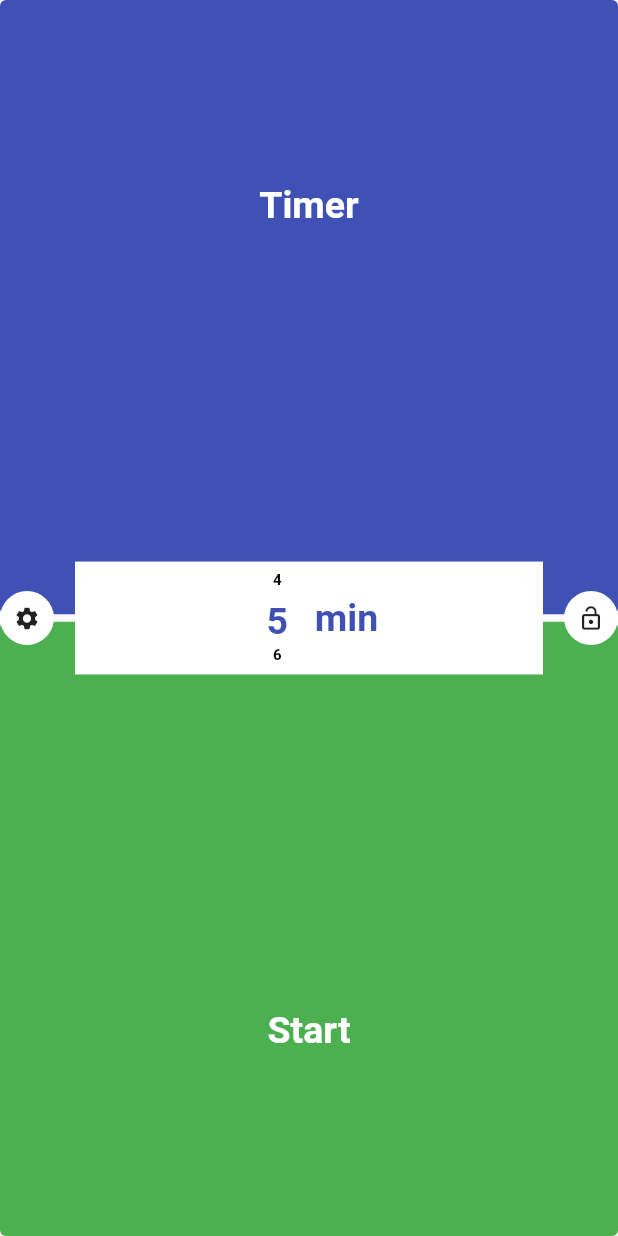
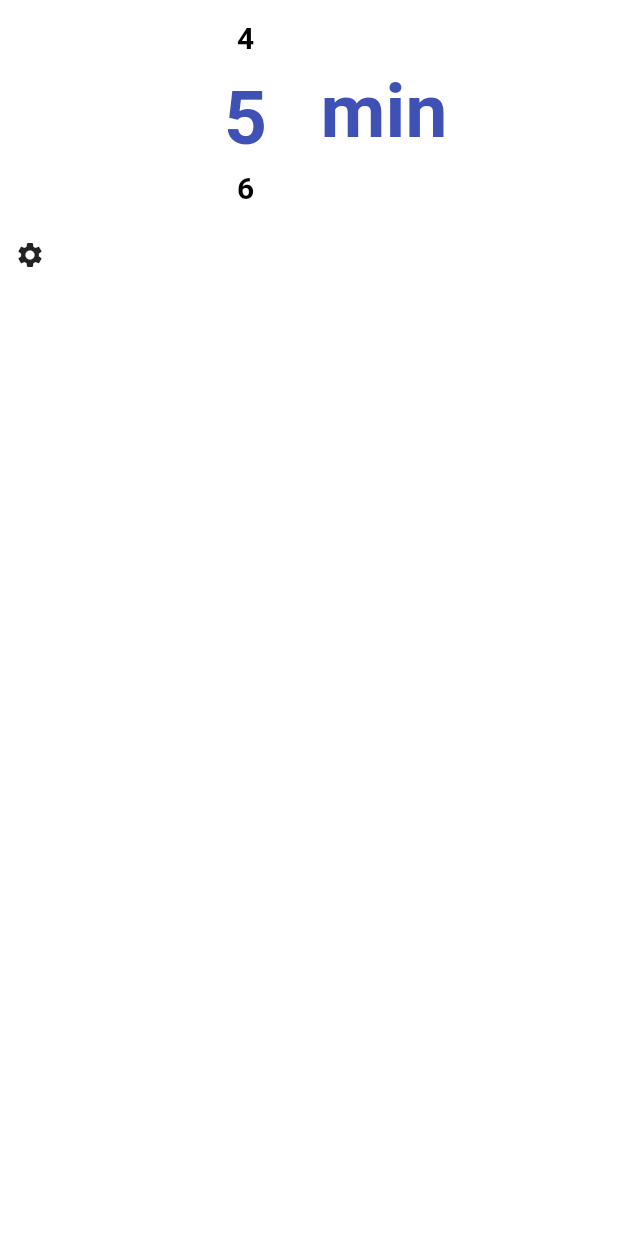
Before and after one commit to masus04/regatta-timer, a Flutter app: the screen it shows after launch, on a phone screen of 412 x 824 dp. Run offline on Flutter 3.47's test engine with Material 2 defaults, Android fonts, the phone set to English and light mode, and no system bars; drawn by our look-alikes of numberpicker; our stand-ins replace copy_with_extension, geolocator, google_fonts, hooks_riverpod, shared_preferences, vibration and 1 more; Roboto replaces fonts that are missing (Ubuntu).

Commit message:
Refactored Top & Bottom Buttons

```diff
--- a/lib/components/circular_icon_button.dart
+++ b/lib/components/circular_icon_button.dart
@@ -4,7 +4,9 @@ class CircularIconButton extends StatelessWidget {
   final IconData icon;
   final void Function() onPressed;
 
-  const CircularIconButton({super.key, required this.icon, required this.onPressed});
+  final double borderRadius;
+
+  const CircularIconButton({super.key, required this.icon, required this.onPressed, required this.borderRadius});
 
   @override
   Widget build(BuildContext context) {
@@ -13,15 +15,15 @@ class CircularIconButton extends StatelessWidget {
       child: Ink(
         decoration: ShapeDecoration(
           color: Colors.white,
-          shape: RoundedRectangleBorder(borderRadius: BorderRadius.circular(20)),
+          shape: RoundedRectangleBorder(borderRadius: BorderRadius.circular(borderRadius)),
         ),
         child: IconButton(
           icon: Icon(
             icon,
-            size: 18,
+            size: borderRadius,
           ),
           onPressed: onPressed,
-          constraints: BoxConstraints.tight(const Size.fromRadius(18)),
+          constraints: BoxConstraints.tight(Size.fromRadius(borderRadius)),
         ),
       ),
     );
--- a/lib/components/controls/lock_screen_button.dart
+++ b/lib/components/controls/lock_screen_button.dart
@@ -11,6 +11,7 @@ class LockScreenButton extends HookConsumerWidget {
     final isScreenLocked = ref.watch(appLockedProvider);
 
     return CircularIconButton(
+      borderRadius: 20,
       icon: isScreenLocked ? Icons.lock : Icons.lock_open,
       onPressed: onLockScreenPressed(context, ref),
     );
--- a/lib/components/controls/settings_button.dart
+++ b/lib/components/controls/settings_button.dart
@@ -2,13 +2,31 @@ import 'package:flutter/material.dart';
 import 'package:hooks_riverpod/hooks_riverpod.dart';
 import 'package:regatta_timer/components/circular_icon_button.dart';
 import 'package:regatta_timer/providers/app_view_provider.dart';
+import 'package:regatta_timer/providers/layout_provider.dart';
 
 class SettingsButton extends HookConsumerWidget {
   const SettingsButton({super.key});
 
   @override
   Widget build(BuildContext context, WidgetRef ref) {
+    switch (ref.watch(uiProvider).deviceType) {
+      case DeviceType.watch:
+        return const WatchSettingsButton();
+      case DeviceType.phone:
+        return const MobileSettingsButton();
+      case DeviceType.tablet:
+        return const MobileSettingsButton();
+    }
+  }
+}
+
+class WatchSettingsButton extends HookConsumerWidget {
+  const WatchSettingsButton({super.key});
+
+  @override
+  Widget build(BuildContext context, WidgetRef ref) {
     return CircularIconButton(
+      borderRadius: 20,
       icon: Icons.settings,
       onPressed: onSettingsPressed(context, ref),
     );
@@ -20,3 +38,22 @@ class SettingsButton extends HookConsumerWidget {
     };
   }
 }
+
+class MobileSettingsButton extends HookConsumerWidget {
+  const MobileSettingsButton({super.key});
+
+  @override
+  Widget build(BuildContext context, WidgetRef ref) {
+    return CircularIconButton(
+      borderRadius: 20,
+      icon: Icons.settings,
+      onPressed: onSettingsPressed(context, ref),
+    );
+  }
+
+  void Function() onSettingsPressed(BuildContext context, WidgetRef ref) {
+    return () {
+      ref.read(appViewProvider.notifier).enterSettingsState(context);
+    };
+  }
+}
--- a/lib/components/layouts/mobile_layout.dart
+++ b/lib/components/layouts/mobile_layouts/mobile_layout.dart
@@ -3,19 +3,28 @@ import 'package:hooks_riverpod/hooks_riverpod.dart';
 import 'package:regatta_timer/providers/app_lock_provider.dart';
 
 class MobileLayout extends HookConsumerWidget {
-  final MobileLayoutButton primaryButton;
-  final MobileLayoutButton secondaryButton;
+  final Widget primaryButton;
+  final Widget secondaryButton;
   final Widget centerWidget;
 
   final Iterable<Widget> additionalButtons;
 
-  const MobileLayout({super.key, required this.primaryButton, required this.secondaryButton, required this.centerWidget, required this.additionalButtons});
+  const MobileLayout({super.key, required this.primaryButton, required this.secondaryButton, required this.centerWidget, this.additionalButtons = const []});
 
   @override
   Widget build(BuildContext context, WidgetRef ref) {
     final screenLocked = ref.watch(appLockedProvider);
 
-    return Container();
+    return SafeArea(
+      child: Column(
+        children: [
+          centerWidget,
+          Row(
+            children: additionalButtons.toList(),
+          )
+        ],
+      ),
+    );
   }
 }
 
--- a/lib/components/layouts/watch_layout.dart
+++ b/lib/components/layouts/watch_layouts/watch_layout.dart
@@ -5,25 +5,18 @@ import 'package:regatta_timer/components/controls/lock_screen_button.dart';
 import 'package:regatta_timer/providers/app_lock_provider.dart';
 
 class WatchLayout extends HookConsumerWidget {
-  final WatchLayoutTopButton topButton;
-  final WatchLayoutBottomButton bottomButton;
+  final Widget topButton;
+  final Widget bottomButton;
   final Widget centerWidget;
 
   final Widget leftButton;
-  final Widget rightButton;
 
   const WatchLayout({
     super.key,
     required this.topButton,
     required this.bottomButton,
     required this.centerWidget,
-    this.leftButton = const SizedBox(width: 50, height: 60),
-    this.rightButton = const AccidentalInteractionPreventer(
-      /// Lock Screen Button
-      size: Size(50, 60),
-      alignment: AlignmentDirectional.centerEnd,
-      child: LockScreenButton(),
-    ),
+    this.leftButton = const SizedBox.shrink(),
   });
 
   @override
@@ -52,7 +45,11 @@ class WatchLayout extends HookConsumerWidget {
           children: [
             IgnorePointer(
               ignoring: screenLocked,
-              child: leftButton,
+              child: SizedBox(
+                width: 50,
+                height: 60,
+                child: leftButton,
+              ),
             ),
             // const Spacer(flex: 1),
             Expanded(
@@ -66,7 +63,11 @@ class WatchLayout extends HookConsumerWidget {
               ),
             ),
             // const Spacer(flex: 1),
-            rightButton,
+            const AccidentalInteractionPreventer(
+              size: Size(50, 60),
+              alignment: AlignmentDirectional.centerEnd,
+              child: LockScreenButton(),
+            ),
           ],
         ),
       ],
--- a/lib/views/set_time/mobile_set_time_view.dart
+++ b/lib/views/set_time/mobile_set_time_view.dart
@@ -1,11 +1,40 @@
 import 'package:flutter/material.dart';
 import 'package:hooks_riverpod/hooks_riverpod.dart';
+import 'package:regatta_timer/components/controls/time_selector.dart';
+import 'package:regatta_timer/components/layouts/mobile_layouts/mobile_layout.dart';
+import 'package:regatta_timer/components/controls/settings_button.dart';
+import 'package:regatta_timer/providers/settings_provider.dart';
 
 class MobileSetTimeView extends HookConsumerWidget {
   const MobileSetTimeView({super.key});
 
   @override
   Widget build(BuildContext context, WidgetRef ref) {
-    return Container();
+    return MobileLayout(
+      primaryButton: MobileLayoutButton(
+        text: "Timer",
+        onPressed: onTimerTypePressed(context, ref),
+        longPressRequired: false,
+        buttonStyle: TextButton.styleFrom(backgroundColor: Theme.of(context).colorScheme.primary),
+      ),
+      secondaryButton: MobileLayoutButton(
+        text: "Start",
+        onPressed: onStartPressed(context, ref),
+        buttonStyle: TextButton.styleFrom(backgroundColor: Theme.of(context).colorScheme.secondary),
+        longPressRequired: ref.watch(settingsProvider).longPressToStart,
+      ),
+      centerWidget: const TimeSelector(),
+      additionalButtons: const [
+        SettingsButton(),
+      ],
+    );
+  }
+
+  void Function() onTimerTypePressed(BuildContext context, WidgetRef ref) {
+    return () {};
+  }
+
+  void Function() onStartPressed(BuildContext context, WidgetRef ref) {
+    return () {};
   }
 }
--- a/lib/views/set_time/set_time_view.dart
+++ b/lib/views/set_time/set_time_view.dart
@@ -1,11 +1,21 @@
 import 'package:flutter/material.dart';
+import 'package:hooks_riverpod/hooks_riverpod.dart';
+import 'package:regatta_timer/providers/layout_provider.dart';
+import 'package:regatta_timer/views/set_time/mobile_set_time_view.dart';
 import 'package:regatta_timer/views/set_time/watch_set_time_view.dart';
 
-class SetTimeView extends StatelessWidget {
+class SetTimeView extends HookConsumerWidget {
   const SetTimeView({super.key});
 
   @override
-  Widget build(BuildContext context) {
-    return const WatchSetTimeView();
+  Widget build(BuildContext context, WidgetRef ref) {
+    switch (ref.watch(uiProvider).deviceType) {
+      case DeviceType.watch:
+        return const WatchSetTimeView();
+      case DeviceType.phone:
+        return const MobileSetTimeView();
+      case DeviceType.tablet:
+        return const MobileSetTimeView();
+    }
   }
 }
--- a/lib/views/set_time/watch_set_time_view.dart
+++ b/lib/views/set_time/watch_set_time_view.dart
@@ -3,10 +3,10 @@ import 'package:hooks_riverpod/hooks_riverpod.dart';
 import 'package:regatta_timer/components/accidental_interaction_preventer.dart';
 import 'package:regatta_timer/components/controls/settings_button.dart';
 import 'package:regatta_timer/components/controls/time_selector.dart';
-import 'package:regatta_timer/components/layouts/watch_layout.dart';
-import 'package:regatta_timer/providers/app_view_provider.dart';
+import 'package:regatta_timer/components/layouts/watch_layouts/watch_layout.dart';
 import 'package:regatta_timer/providers/boat_speed_provider.dart';
-import 'package:regatta_timer/providers/settings_provider.dart';
+import 'package:regatta_timer/views/set_time/start_button.dart';
+import 'package:regatta_timer/views/set_time/timer_button.dart';
 
 class WatchSetTimeView extends HookConsumerWidget {
   const WatchSetTimeView({super.key});
@@ -19,21 +19,12 @@ class WatchSetTimeView extends HookConsumerWidget {
     return Scaffold(
       body: Stack(
         alignment: AlignmentDirectional.centerStart,
-        children: [
+        children: const [
           WatchLayout(
-            topButton: WatchLayoutTopButton(
-              text: "Timer",
-              onPressed: onTimerTypePressed(context, ref),
-              buttonStyle: TextButton.styleFrom(backgroundColor: Theme.of(context).colorScheme.primary),
-            ),
-            bottomButton: WatchLayoutBottomButton(
-              text: "Start",
-              onPressed: onStartPressed(context, ref),
-              buttonStyle: TextButton.styleFrom(backgroundColor: Theme.of(context).colorScheme.secondary),
-              longPressRequired: ref.watch(settingsProvider).longPressToStart,
-            ),
-            centerWidget: const TimeSelector(),
-            leftButton: const AccidentalInteractionPreventer(
+            topButton: TimerButton(),
+            bottomButton: StartButton(),
+            centerWidget: TimeSelector(),
+            leftButton: AccidentalInteractionPreventer(
               size: Size(50, 60),
               alignment: AlignmentDirectional.centerStart,
               child: SettingsButton(),
@@ -43,14 +34,4 @@ class WatchSetTimeView extends HookConsumerWidget {
       ),
     );
   }
-
-  void Function() onTimerTypePressed(BuildContext context, WidgetRef ref) {
-    return () {};
-  }
-
-  void Function() onStartPressed(BuildContext context, WidgetRef ref) {
-    return () {
-      ref.watch(appViewProvider.notifier).enterPreStartState(context);
-    };
-  }
 }
```
Also changed, not shown: lib/providers/layout_provider.dart (+5 -2 lines), lib/views/set_time/start_button.dart (added, +37 -0 lines), lib/views/set_time/timer_button.dart (added, +32 -0 lines), lib/views/timer/end_race_button.dart (added, +25 -0 lines), lib/views/timer/post_start_view.dart (+19 -33 lines), lib/views/timer/pre_start_view.dart (+5 -29 lines), lib/views/timer/race_info_button.dart (added, +26 -0 lines), lib/views/timer/reset_button.dart (added, +41 -0 lines), lib/views/timer/sync_button.dart (added, +39 -0 lines).
